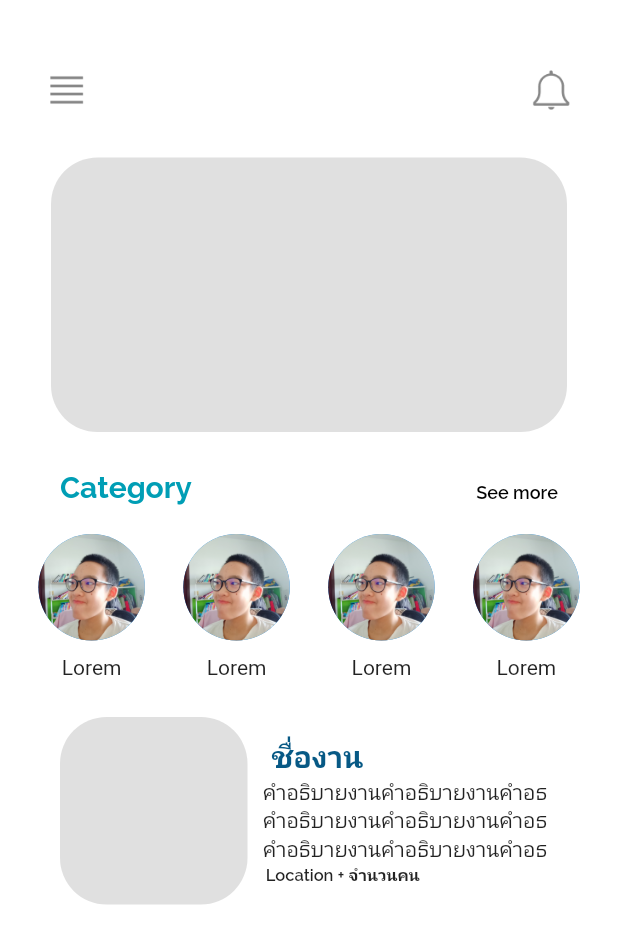
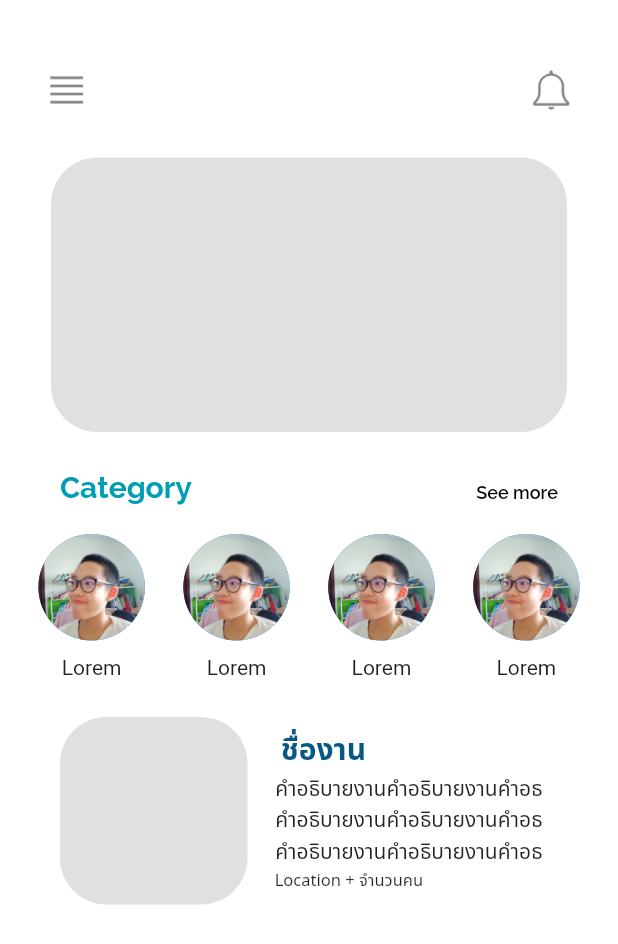
Before and after one commit to TeepaponChoak/Oceanpal, a Flutter app: the Mainpage screen opened directly, on a phone screen of 412 x 824 dp. Shown: the top 944 px of the screen. Run offline on Flutter 3.47's test engine with Material 2 defaults, Android fonts, the phone set to English and light mode, and no system bars.

Commit message:
add thai font

```diff
--- a/lib/home.dart
+++ b/lib/home.dart
@@ -236,7 +236,7 @@
                                 child: Text(
                                   'ชื่องาน',
                                   style: TextStyle(
-                                    fontFamily: 'Raleway',
+                                    fontFamily: 'NotoSans',
                                     fontWeight: FontWeight.w700,
                                     fontSize: 20,
                                     color: Color.fromRGBO(7, 89, 133, 1),
@@ -244,11 +244,11 @@
                                 ),
                               ),
                               Container(
-                                margin: EdgeInsets.only(right: 47),
+                                margin: EdgeInsets.only(right: 50),
                                 child: Text(
                                   'คำอธิบายงานคำอธิบายงานคำอธ\nคำอธิบายงานคำอธิบายงานคำอธ\nคำอธิบายงานคำอธิบายงานคำอธ',
                                   style: TextStyle(
-                                    fontFamily: 'Raleway',
+                                    fontFamily: 'NotoSans',
                                     fontSize: 14,
                                   ),
                                 ),
@@ -258,9 +258,9 @@
                                 child: Text(
                                   'Location + จำนวนคน',
                                   style: TextStyle(
-                                    fontFamily: 'Raleway',
+                                    fontFamily: 'NotoSans',
                                     fontSize: 11,
-                                    fontWeight: FontWeight.w600,
+                                    fontWeight: FontWeight.w400,
                                   ),
                                 ),
                               ),
```
Also changed, not shown: pubspec.yaml (+8 -0 lines), fonts/NotoSansThai-Bold.ttf (added), fonts/NotoSansThai-Regular.ttf (added).
